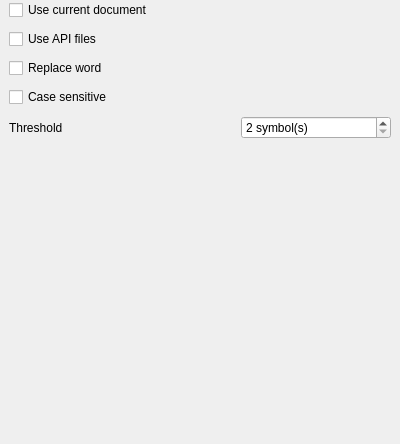
Old version of the form src/app/ui/forms/AutocompleteSettingsPage.ui in the repository Mezomish/juffed.
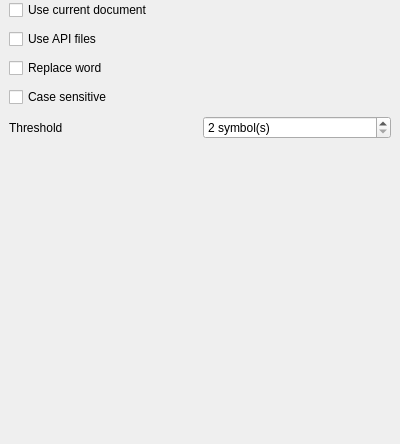
New version of the form.

Commit message: don't set maximum size for threshold spinbox in AutocompleteSettingsPage

What changed in the file:
```diff
--- a/src/app/ui/forms/AutocompleteSettingsPage.ui
+++ b/src/app/ui/forms/AutocompleteSettingsPage.ui
@@ -74,12 +74,6 @@
      </item>
      <item>
       <widget class="QSpinBox" name="thresholdSpin">
-       <property name="maximumSize">
-        <size>
-         <width>150</width>
-         <height>16777215</height>
-        </size>
-       </property>
        <property name="specialValueText">
         <string/>
        </property>
```
Left out of the diff: 11 changed lines with no effect on the pictures.
